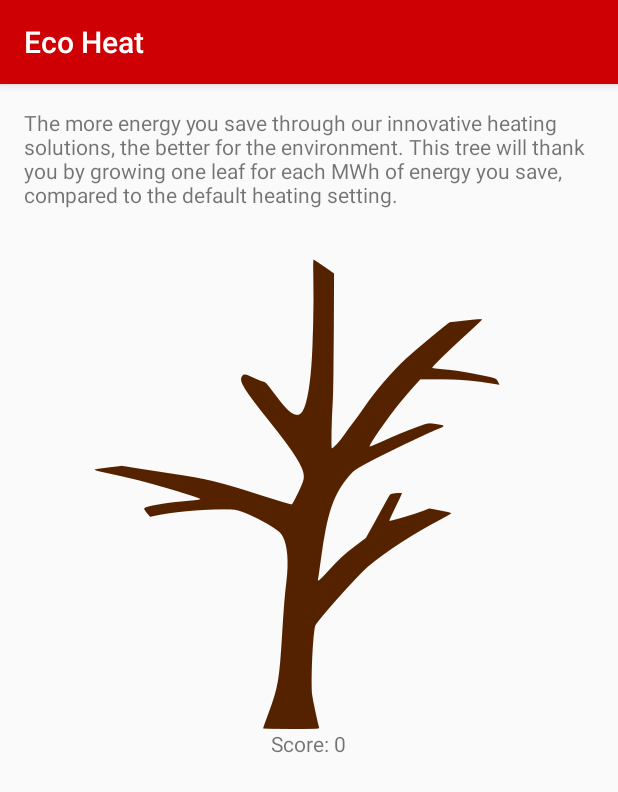
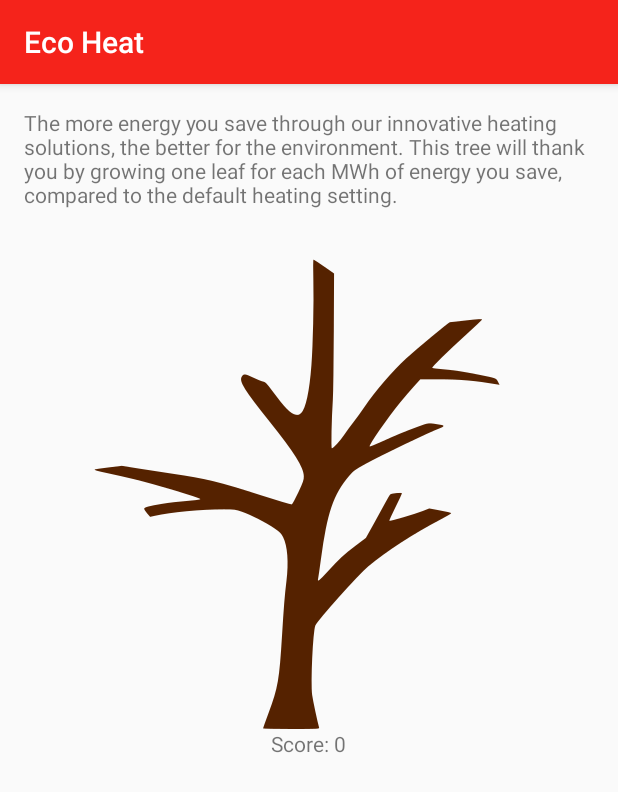
Before and after one commit to lukegv/EcoHeat, an Android app: the screen it shows after launch (RankActivity), after a tap on "Eco Rank", on a phone screen of 412 x 824 dp. Shown: the top 792 px of the screen. Run offline under Robolectric (Android 15) with nearby library versions, the phone set to English and light mode, and no system bars; libraries missing offline, so code that uses them is left out: com.github.mikephil.charting, org.honorato.multistatetogglebutton; 18 statements that could not run were skipped.

```diff
--- a/Android/HackathonViessmann/app/src/main/java/de/lukaskoerfer/hackathonviessmann/ui/PredictionChart.java
+++ b/Android/HackathonViessmann/app/src/main/java/de/lukaskoerfer/hackathonviessmann/ui/PredictionChart.java
@@ -75,7 +75,7 @@ public class PredictionChart extends LineChart{
         lineOutsideTemperature.setDrawCircles(false);
         lineOutsideTemperature.setDrawCubic(true);
         lineOutsideTemperature.setLineWidth(4);
-        lineOutsideTemperature.setColor(Color.argb(255,207,0,3));
+        lineOutsideTemperature.setColor(Color.argb(255,245,35,27));
 
 
         lineTargetTemperature.setAxisDependency(YAxis.AxisDependency.LEFT);
@@ -88,8 +88,8 @@ public class PredictionChart extends LineChart{
 
         lineEnergyConsumption.setAxisDependency(YAxis.AxisDependency.LEFT);
         lineEnergyConsumption.setDrawValues(false);
-        lineEnergyConsumption.setColor(Color.argb(125,207,0,3));
-        lineEnergyConsumption.setFillColor(Color.argb(125,207,0,3));
+        lineEnergyConsumption.setColor(Color.argb(125,245,35,27));
+        lineEnergyConsumption.setFillColor(Color.argb(125,245,35,27));
         lineEnergyConsumption.setDrawCircles(false);
         lineEnergyConsumption.setDrawFilled(true);
         lineEnergyConsumption.setLineWidth(0);
--- a/Android/HackathonViessmann/app/src/main/res/values/colors.xml
+++ b/Android/HackathonViessmann/app/src/main/res/values/colors.xml
@@ -1,6 +1,6 @@
 <?xml version="1.0" encoding="utf-8"?>
 <resources>
-    <color name="colorPrimary">#cf0003</color>
+    <color name="colorPrimary">#f5231b</color>
     <color name="colorPrimaryDark">#5c0002</color>
     <color name="colorAccent">#FF4081</color>
     <color name="colorSlider1">#ffffff</color>
```
Also changed, not shown: Android/HackathonViessmann/app/src/main/java/de/lukaskoerfer/hackathonviessmann/model/LinearForecastInterpolation.java (+8 -1 lines).
